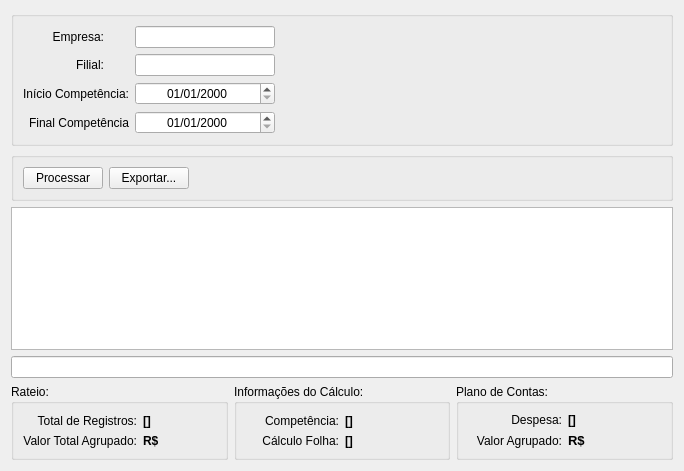
The window that planodecontas.ui (fallomermo/SeverinoTools_BKP_Old) describes before a commit, drawn with Qt 5.
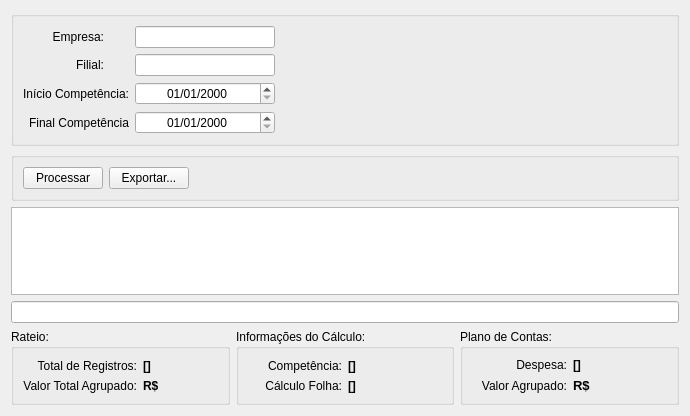
The same window after the commit. Icons and pictures are not drawn.

```diff
--- a/planodecontas.ui
+++ b/planodecontas.ui
@@ -6,8 +6,8 @@
    <rect>
     <x>0</x>
     <y>0</y>
-    <width>684</width>
-    <height>471</height>
+    <width>690</width>
+    <height>416</height>
    </rect>
   </property>
   <property name="windowTitle">
```
